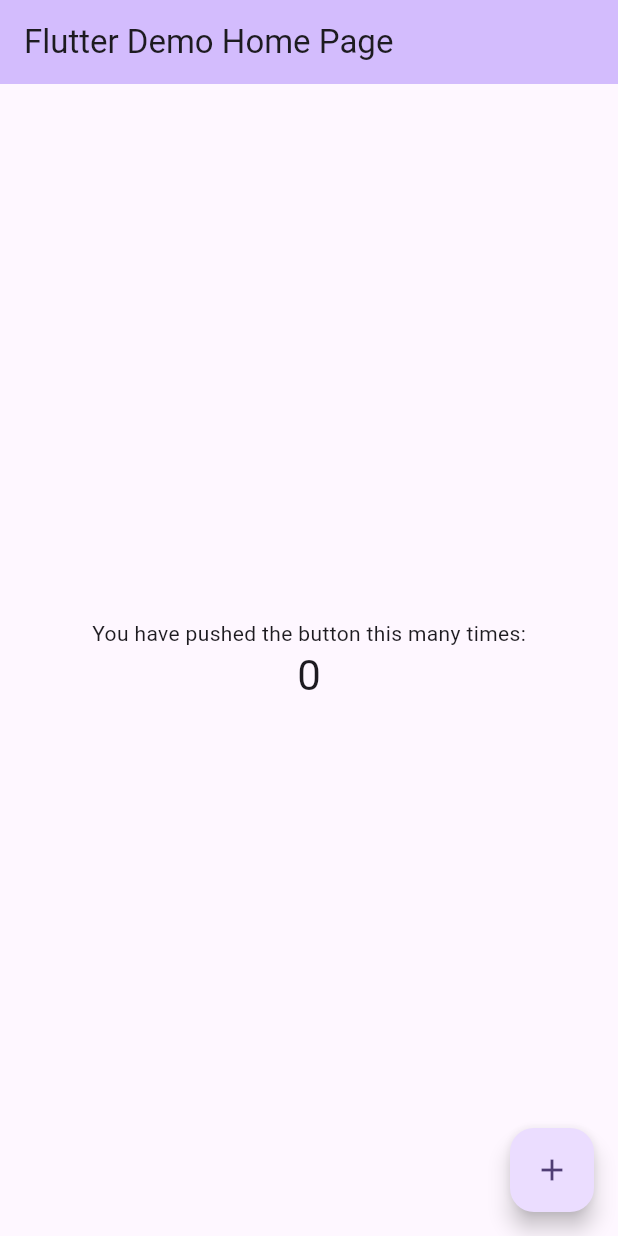
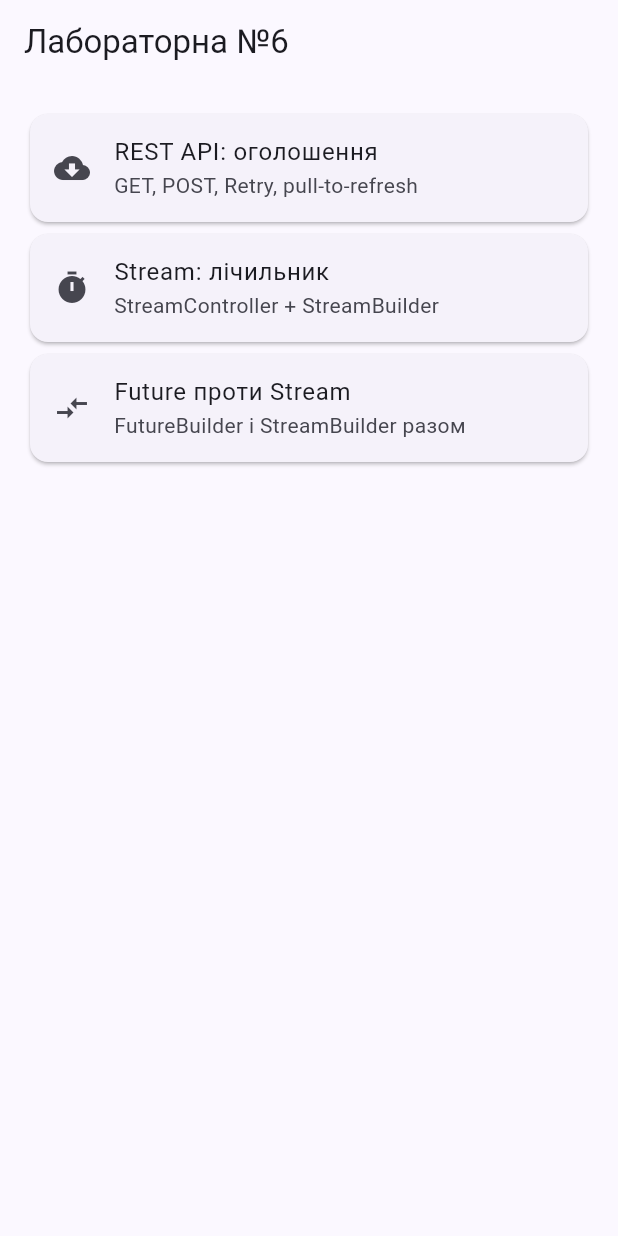
Before and after one commit to polina2127/lab6_async_rest, a Flutter app: the screen it shows after launch, on a phone screen of 412 x 824 dp. Run offline on Flutter 3.47's test engine with Material 3 defaults, Android fonts, the phone set to English and light mode, and no system bars.

Commit message:
feat: додати головний екран та навігацію

```diff
--- a/lib/main.dart
+++ b/lib/main.dart
@@ -1,122 +1,31 @@
-import 'package:material_ui/material_ui.dart';
+import 'package:flutter/gestures.dart';
+import 'package:flutter/material.dart';
+
+import 'screens/home_screen.dart';
 
 void main() {
   runApp(const MyApp());
 }
 
+/// Дозволяє тягнути список мишею (потрібно для pull-to-refresh у браузері).
+class AppScrollBehavior extends MaterialScrollBehavior {
+  @override
+  Set<PointerDeviceKind> get dragDevices => {
+        PointerDeviceKind.touch,
+        PointerDeviceKind.mouse,
+      };
+}
+
 class MyApp extends StatelessWidget {
   const MyApp({super.key});
 
-  // This widget is the root of your application.
   @override
   Widget build(BuildContext context) {
     return MaterialApp(
-      title: 'Flutter Demo',
-      theme: ThemeData(
-        // This is the theme of your application.
-        //
-        // TRY THIS: Try running your application with "flutter run". You'll see
-        // the application has a purple toolbar. Then, without quitting the app,
-        // try changing the seedColor in the colorScheme below to Colors.green
-        // and then invoke "hot reload" (save your changes or press the "hot
-        // reload" button in a Flutter-supported IDE, or press "r" if you used
-        // the command line to start the app).
-        //
-        // Notice that the counter didn't reset back to zero; the application
-        // state is not lost during the reload. To reset the state, use hot
-        // restart instead.
-        //
-        // This works for code too, not just values: Most code changes can be
-        // tested with just a hot reload.
-        colorScheme: .fromSeed(seedColor: Colors.deepPurple),
-      ),
-      home: const MyHomePage(title: 'Flutter Demo Home Page'),
+      title: 'Lab 6: Async & REST',
+      scrollBehavior: AppScrollBehavior(),
+      theme: ThemeData(colorSchemeSeed: Colors.indigo, useMaterial3: true),
+      home: const HomeScreen(),
     );
   }
 }
-
-class MyHomePage extends StatefulWidget {
-  const MyHomePage({super.key, required this.title});
-
-  // This widget is the home page of your application. It is stateful, meaning
-  // that it has a State object (defined below) that contains fields that affect
-  // how it looks.
-
-  // This class is the configuration for the state. It holds the values (in this
-  // case the title) provided by the parent (in this case the App widget) and
-  // used by the build method of the State. Fields in a Widget subclass are
-  // always marked "final".
-
-  final String title;
-
-  @override
-  State<MyHomePage> createState() => _MyHomePageState();
-}
-
-class _MyHomePageState extends State<MyHomePage> {
-  int _counter = 0;
-
-  void _incrementCounter() {
-    setState(() {
-      // This call to setState tells the Flutter framework that something has
-      // changed in this State, which causes it to rerun the build method below
-      // so that the display can reflect the updated values. If we changed
-      // _counter without calling setState(), then the build method would not be
-      // called again, and so nothing would appear to happen.
-      _counter++;
-    });
-  }
-
-  @override
-  Widget build(BuildContext context) {
-    // This method is rerun every time setState is called, for instance as done
-    // by the _incrementCounter method above.
-    //
-    // The Flutter framework has been optimized to make rerunning build methods
-    // fast, so that you can just rebuild anything that needs updating rather
-    // than having to individually change instances of widgets.
-    return Scaffold(
-      appBar: AppBar(
-        // TRY THIS: Try changing the color here to a specific color (to
-        // Colors.amber, perhaps?) and trigger a hot reload to see the AppBar
-        // change color while the other colors stay the same.
-        backgroundColor: Theme.of(context).colorScheme.inversePrimary,
-        // Here we take the value from the MyHomePage object that was created by
-        // the App.build method, and use it to set our appbar title.
-        title: Text(widget.title),
-      ),
-      body: Center(
-        // Center is a layout widget. It takes a single child and positions it
-        // in the middle of the parent.
-        child: Column(
-          // Column is also a layout widget. It takes a list of children and
-          // arranges them vertically. By default, it sizes itself to fit its
-          // children horizontally, and tries to be as tall as its parent.
-          //
-          // Column has various properties to control how it sizes itself and
-          // how it positions its children. Here we use mainAxisAlignment to
-          // center the children vertically; the main axis here is the vertical
-          // axis because Columns are vertical (the cross axis would be
-          // horizontal).
-          //
-          // TRY THIS: Invoke "debug painting" (choose the "Toggle Debug Paint"
-          // action in the IDE, or press "p" in the console), to see the
-          // wireframe for each widget.
-          mainAxisAlignment: .center,
-          children: [
-            const Text('You have pushed the button this many times:'),
-            Text(
-              '$_counter',
-              style: Theme.of(context).textTheme.headlineMedium,
-            ),
-          ],
-        ),
-      ),
-      floatingActionButton: FloatingActionButton(
-        onPressed: _incrementCounter,
-        tooltip: 'Increment',
-        child: const Icon(Icons.add),
-      ),
-    );
-  }
-}
--- /dev/null
+++ b/lib/screens/home_screen.dart
@@ -0,0 +1,49 @@
+import 'package:flutter/material.dart';
+
+import 'compare_screen.dart';
+import 'posts_screen.dart';
+import 'stream_screen.dart';
+
+class HomeScreen extends StatelessWidget {
+  const HomeScreen({super.key});
+
+  void _open(BuildContext context, Widget screen) {
+    Navigator.of(context).push(MaterialPageRoute(builder: (_) => screen));
+  }
+
+  @override
+  Widget build(BuildContext context) {
+    return Scaffold(
+      appBar: AppBar(title: const Text('Лабораторна №6')),
+      body: ListView(
+        padding: const EdgeInsets.all(16),
+        children: [
+          Card(
+            child: ListTile(
+              leading: const Icon(Icons.cloud_download),
+              title: const Text('REST API: оголошення'),
+              subtitle: const Text('GET, POST, Retry, pull-to-refresh'),
+              onTap: () => _open(context, const PostsScreen()),
+            ),
+          ),
+          Card(
+            child: ListTile(
+              leading: const Icon(Icons.timer),
+              title: const Text('Stream: лічильник'),
+              subtitle: const Text('StreamController + StreamBuilder'),
+              onTap: () => _open(context, const StreamScreen()),
+            ),
+          ),
+          Card(
+            child: ListTile(
+              leading: const Icon(Icons.compare_arrows),
+              title: const Text('Future проти Stream'),
+              subtitle: const Text('FutureBuilder і StreamBuilder разом'),
+              onTap: () => _open(context, const CompareScreen()),
+            ),
+          ),
+        ],
+      ),
+    );
+  }
+}
```
